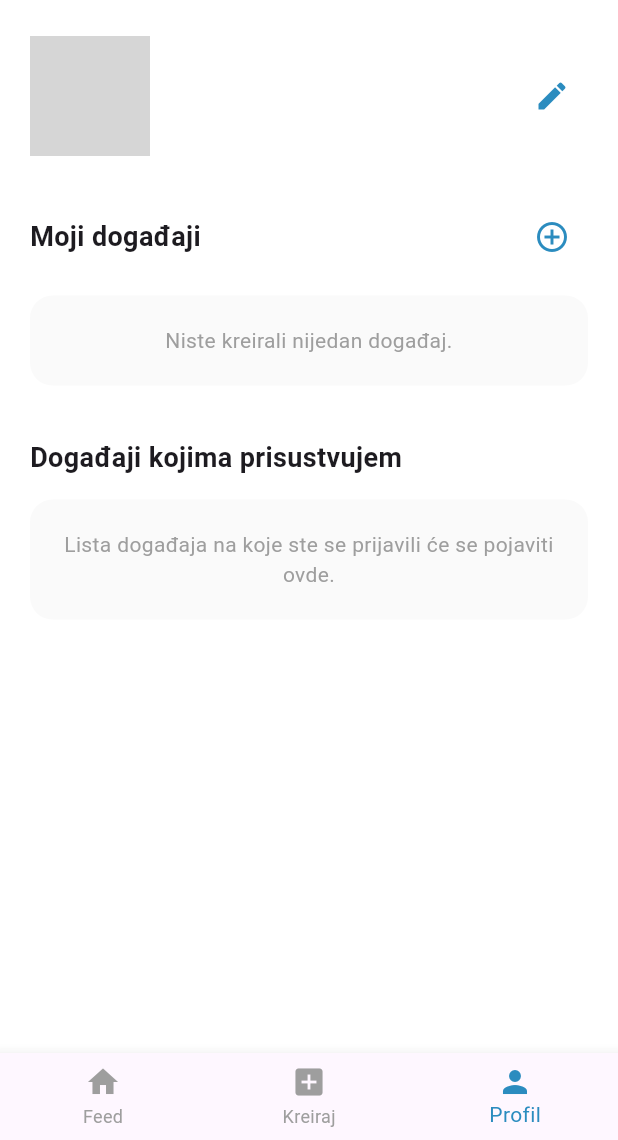
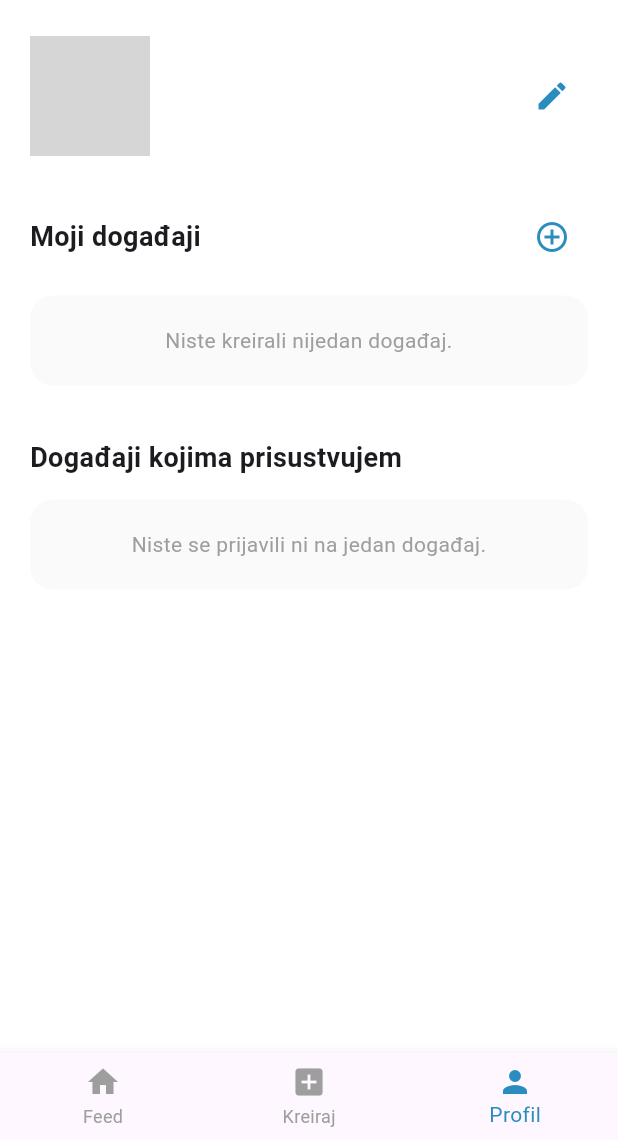
Before and after one commit to radatrajkovski/EventHub, a Flutter app: the MainNavigationScreen screen opened directly, item 3 of the bottom bar chosen, on a phone screen of 412 x 824 dp, the part 96-1236 px from its top. Run offline on Flutter 3.47's test engine with Material 3 defaults, Android fonts, the phone set to English and light mode, and no system bars; our stand-ins replace cloud_firestore, firebase_auth, firebase_core, image_picker; accounts and stored records are empty; network calls fail; grey boxes are pictures that could not be loaded.

```diff
--- a/lib/screens/login_screen.dart
+++ b/lib/screens/login_screen.dart
@@ -1,5 +1,4 @@
-import 'package:firebase_core/firebase_core.dart';
-import 'package:firebase_auth/firebase_auth.dart';
+import 'package:firebase_core/firebase_core.dart';import 'package:firebase_auth/firebase_auth.dart';
 import 'package:event_hub/screens/main_screen.dart';
 import 'package:event_hub/widgets/backHeader_widget.dart';
 import 'package:event_hub/widgets/customtTextField.dart';
@@ -44,7 +43,7 @@ class _LoginScreenState extends State<LoginScreen> {
         password: password,
       );
 
-      // Ako je uspesno, idi na MainNavigationScreen
+
       if (mounted) {
         Navigator.pushAndRemoveUntil(
           context,
@@ -78,7 +77,6 @@ class _LoginScreenState extends State<LoginScreen> {
     return Scaffold(
       body: Stack(
         children: [
-          // Pozadinska slika
           Container(
             width: double.infinity,
             height: double.infinity,
--- a/lib/screens/main_screen.dart
+++ b/lib/screens/main_screen.dart
@@ -1,6 +1,9 @@
+import 'package:cloud_firestore/cloud_firestore.dart';
+import 'package:firebase_auth/firebase_auth.dart';
 import 'package:event_hub/screens/create_event_screen.dart';
 import 'package:event_hub/screens/events_feed.dart';
 import 'package:event_hub/screens/profile.dart';
+import 'package:event_hub/screens/admin_screen.dart';
 import 'package:flutter/material.dart';
 
 class MainNavigationScreen extends StatefulWidget {
@@ -13,8 +16,6 @@ class MainNavigationScreen extends StatefulWidget {
 
 class _MainNavigationScreenState extends State<MainNavigationScreen> {
   int _selectedIndex = 0;
-
-  // Lista ekrana
   late final List<Widget> _screens;
 
   @override
@@ -31,6 +32,44 @@ class _MainNavigationScreenState extends State<MainNavigationScreen> {
   Widget build(BuildContext context) {
     return Scaffold(
       body: _screens[_selectedIndex],
+
+      floatingActionButton: widget.isGuest
+          ? null
+          : StreamBuilder<DocumentSnapshot>(
+              stream: FirebaseFirestore.instance
+                  .collection('users')
+                  .doc(FirebaseAuth.instance.currentUser?.uid)
+                  .snapshots(),
+              builder: (context, snapshot) {
+                if (snapshot.hasData && snapshot.data!.exists) {
+                  var userData = snapshot.data!.data() as Map<String, dynamic>;
+
+                  if (userData['role'] == 'admin') {
+                    return FloatingActionButton.extended(
+                      backgroundColor: Colors.redAccent,
+                      icon: const Icon(
+                        Icons.admin_panel_settings,
+                        color: Colors.white,
+                      ),
+                      label: const Text(
+                        "ADMIN",
+                        style: TextStyle(color: Colors.white),
+                      ),
+                      onPressed: () {
+                        Navigator.push(
+                          context,
+                          MaterialPageRoute(
+                            builder: (context) => AdminScreen(),
+                          ),
+                        );
+                      },
+                    );
+                  }
+                }
+                return const SizedBox.shrink();
+              },
+            ),
+
       bottomNavigationBar: BottomNavigationBar(
         currentIndex: _selectedIndex,
         onTap: (index) => setState(() => _selectedIndex = index),
--- a/lib/screens/profile.dart
+++ b/lib/screens/profile.dart
@@ -4,7 +4,7 @@ import 'package:flutter/material.dart';
 import 'package:image_picker/image_picker.dart';
 import 'package:firebase_auth/firebase_auth.dart';
 import 'package:cloud_firestore/cloud_firestore.dart';
-import 'package:event_hub/models/event_card.dart'; // Proveri da li se fajl zove event_card.dart ili event_model.dart
+import 'package:event_hub/models/event_card.dart';
 import 'package:event_hub/widgets/event_card.dart';
 import 'welcome_screen.dart';
 
@@ -25,7 +25,6 @@ class _ProfileScreenState extends State<ProfileScreen> {
   final TextEditingController _nameController = TextEditingController();
   bool _isEditing = false;
 
-  // Funkcija za biranje slike
   Future<void> _pickImage() async {
     try {
       final XFile? pickedFile = await _picker.pickImage(
@@ -51,34 +50,29 @@ class _ProfileScreenState extends State<ProfileScreen> {
         child: ListView(
           padding: const EdgeInsets.all(20),
           children: [
-            // 1. TOP BAR (Logo i Logout)
             _buildTopBar(),
             const SizedBox(height: 20),
-
-            // 2. PROFIL HEADER (StreamBuilder za ime i sliku)
             _buildProfileHeader(currentUser),
             const SizedBox(height: 30),
 
-            // 3. SEKCIJA: MOJI DOGAĐAJI (StreamBuilder za kreirane događaje)
+
             _buildSectionTitle("Moji događaji", showAdd: true),
             const SizedBox(height: 15),
             _buildMyEventsStream(currentUser),
 
             const SizedBox(height: 35),
 
-            // 4. SEKCIJA: PRISUSTVUJEM (Statički placeholder za sada)
+
             _buildSectionTitle("Događaji kojima prisustvujem", showAdd: false),
             const SizedBox(height: 15),
-            _buildEmptyState(
-              "Lista događaja na koje ste se prijavili će se pojaviti ovde.",
-            ),
+            _buildAttendingEventsStream(currentUser),
+            const SizedBox(height: 20),
           ],
         ),
       ),
     );
   }
 
-  // --- WIDGET METODE ---
 
   Widget _buildTopBar() {
     return Row(
@@ -88,7 +82,8 @@ class _ProfileScreenState extends State<ProfileScreen> {
         Image.asset(
           'assets/logo2.png',
           height: 40,
-          errorBuilder: (c, e, s) => const Icon(Icons.event),
+          errorBuilder: (c, e, s) =>
+              const Icon(Icons.event, color: Color(0xFF2B8CBF)),
         ),
         IconButton(
           icon: const Icon(Icons.logout, color: Colors.grey),
@@ -118,8 +113,9 @@ class _ProfileScreenState extends State<ProfileScreen> {
           .doc(currentUser.uid)
           .snapshots(),
       builder: (context, snapshot) {
-        if (snapshot.connectionState == ConnectionState.waiting)
+        if (snapshot.connectionState == ConnectionState.waiting) {
           return const Center(child: CircularProgressIndicator());
+        }
 
         String name = "Korisnik";
         String surname = "";
@@ -210,6 +206,7 @@ class _ProfileScreenState extends State<ProfileScreen> {
     );
   }
 
+
   Widget _buildMyEventsStream(User? user) {
     if (user == null) return const SizedBox();
 
@@ -236,18 +233,7 @@ class _ProfileScreenState extends State<ProfileScreen> {
                 onPageChanged: (page) => setState(() => _currentPage = page),
                 itemBuilder: (context, index) {
                   final data = docs[index].data() as Map<String, dynamic>;
-                  final event = EventModel(
-                    id: docs[index].id,
-                    title: data['title'] ?? '',
-                    category: data['category'] ?? '',
-                    description: data['description'] ?? '',
-                    date: data['date'] ?? '',
-                    time: data['time'] ?? '',
-                    location: data['location'] ?? '',
-                    freeSpots: data['freeSpots'] ?? 0,
-                    spots: data['spots'] ?? 0,
-                    creatorId: data['creatorId'] ?? '',
-                  );
+                  final event = _mapDocToModel(docs[index].id, data);
                   return Padding(
                     padding: const EdgeInsets.only(right: 15),
                     child: EventCard(
@@ -264,6 +250,59 @@ class _ProfileScreenState extends State<ProfileScreen> {
           ],
         );
       },
+    );
+  }
+
+
+  Widget _buildAttendingEventsStream(User? user) {
+    if (user == null) return const SizedBox();
+
+    return StreamBuilder<QuerySnapshot>(
+      stream: FirebaseFirestore.instance
+          .collection('events')
+          .where('participants', arrayContains: user.uid)
+          .snapshots(),
+      builder: (context, snapshot) {
+        if (snapshot.connectionState == ConnectionState.waiting) {
+          return const Center(child: CircularProgressIndicator());
+        }
+        if (!snapshot.hasData || snapshot.data!.docs.isEmpty) {
+          return _buildEmptyState("Niste se prijavili ni na jedan događaj.");
+        }
+
+        final docs = snapshot.data!.docs;
+
+        return ListView.separated(
+          shrinkWrap: true,
+          physics: const NeverScrollableScrollPhysics(),
+          itemCount: docs.length,
+          separatorBuilder: (c, i) => const SizedBox(height: 15),
+          itemBuilder: (context, index) {
+            final data = docs[index].data() as Map<String, dynamic>;
+            final event = _mapDocToModel(docs[index].id, data);
+            return EventCard(
+              event: event,
+              isGuest: widget.isGuest,
+              isAdmin: false,
+            );
+          },
+        );
+      },
+    );
+  }
+
+  EventModel _mapDocToModel(String id, Map<String, dynamic> data) {
+    return EventModel(
+      id: id,
+      title: data['title'] ?? '',
+      category: data['category'] ?? '',
+      description: data['description'] ?? '',
+      date: data['date'] ?? '',
+      time: data['time'] ?? '',
+      location: data['location'] ?? '',
+      freeSpots: data['freeSpots'] ?? 0,
+      spots: data['spots'] ?? 0,
+      creatorId: data['creatorId'] ?? '',
     );
   }
 
--- a/pubspec.yaml
+++ b/pubspec.yaml
@@ -38,6 +38,7 @@ dependencies:
   firebase_core: ^4.4.0
   firebase_auth: ^6.1.4
   cloud_firestore: ^6.1.2
+  http: ^1.6.0
 
 dev_dependencies:
   flutter_test:
```
Also changed, not shown: lib/screens/admin_screen.dart (added, +39 -0 lines), lib/screens/event_details_screen.dart (+77 -10 lines), pubspec.lock, 2 other files.
